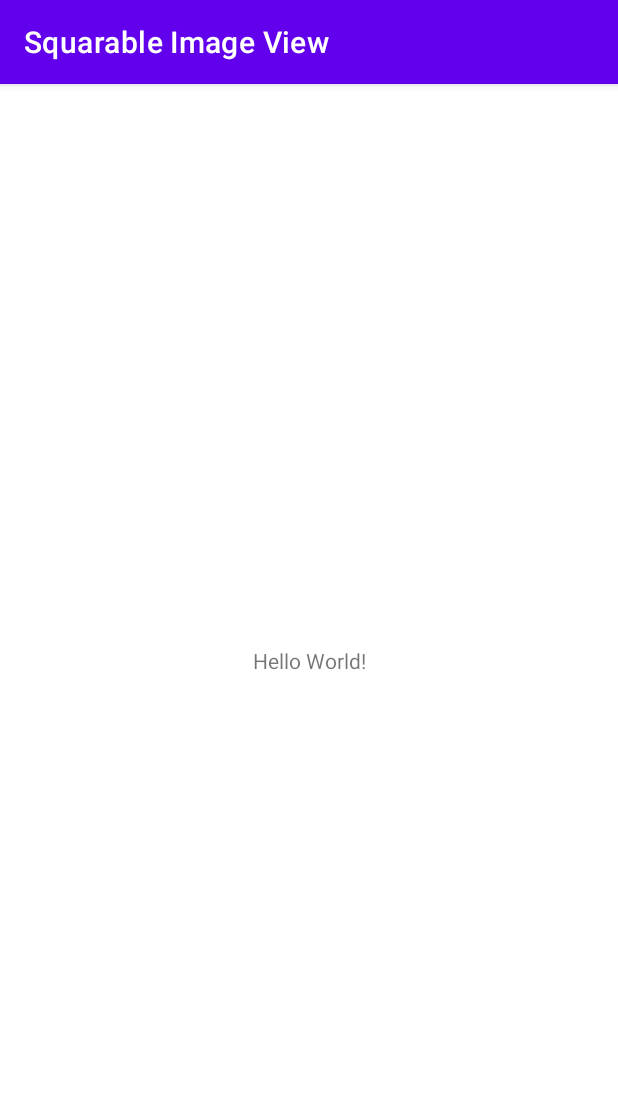
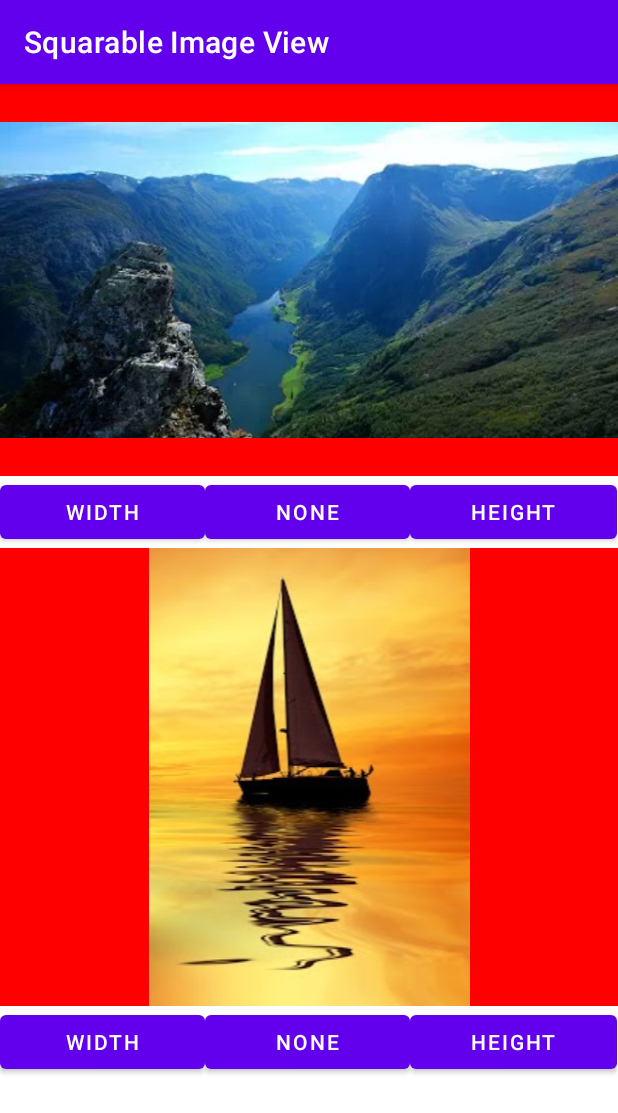
Before and after one commit to FrancescoBottino/Squarable-Image-View, an Android app: the screen it shows after launch (MainActivity), on a phone screen of 412 x 824 dp. Shown: the top 1113 px of the screen. Run offline under Robolectric (Android 15) with nearby library versions, the phone set to English and light mode, and no system bars.

Commit message:
Squaring type can now be changed programatically added (basic) sample app

```diff
--- a/SquarableImageView/build.gradle
+++ b/SquarableImageView/build.gradle
@@ -10,8 +10,8 @@ android {
     defaultConfig {
         minSdkVersion 21
         targetSdkVersion 30
-        versionCode 1
-        versionName "1.0"
+        versionCode 2
+        versionName "1.0.1"
 
         testInstrumentationRunner "androidx.test.runner.AndroidJUnitRunner"
         consumerProguardFiles "consumer-rules.pro"
--- a/SquarableImageView/src/main/java/it/francescobottino/android/squarableimageview/SquarableImageView.kt
+++ b/SquarableImageView/src/main/java/it/francescobottino/android/squarableimageview/SquarableImageView.kt
@@ -12,7 +12,14 @@ open class SquarableImageView @JvmOverloads constructor(
         NONE, WIDTH, HEIGHT
     }
 
+    private var _squareOn: SquaringType = SquaringType.NONE
     var squareOn: SquaringType
+        get() = _squareOn
+        set(value) {
+            _squareOn = value
+            requestLayout()
+            invalidate()
+        }
 
     init {
         context.theme.obtainStyledAttributes(
@@ -20,7 +27,7 @@ open class SquarableImageView @JvmOverloads constructor(
             R.styleable.SquarableImageView, defStyleAttr, 0).apply {
 
             try {
-                squareOn = SquaringType.values()[getInt(R.styleable.SquarableImageView_squareOn, 0)]
+                _squareOn = SquaringType.values()[getInt(R.styleable.SquarableImageView_squareOn, 0)]
             } finally {
                 recycle()
             }
@@ -32,14 +39,9 @@ open class SquarableImageView @JvmOverloads constructor(
         val width = measuredWidth
         val height = measuredHeight
 
-        val chosenSide = when(squareOn) {
-            SquaringType.NONE -> return
-            SquaringType.HEIGHT -> height
-            SquaringType.WIDTH -> width
-        }
+        if(_squareOn == SquaringType.NONE || width == height) return
 
-        if(width != height) {
-            setMeasuredDimension(chosenSide, chosenSide)
-        }
+        val chosenSide = if(_squareOn == SquaringType.WIDTH) width else height
+        setMeasuredDimension(chosenSide, chosenSide)
     }
 }
--- a/app/build.gradle
+++ b/app/build.gradle
@@ -11,8 +11,8 @@ android {
         applicationId "it.francescobottino.android.squarableimageview.sampleapp"
         minSdkVersion 21
         targetSdkVersion 30
-        versionCode 1
-        versionName "1.0"
+        versionCode 2
+        versionName "1.0.1"
 
         testInstrumentationRunner "androidx.test.runner.AndroidJUnitRunner"
     }
--- a/app/src/main/java/it/francescobottino/android/squarableimageview/sampleapp/MainActivity.kt
+++ b/app/src/main/java/it/francescobottino/android/squarableimageview/sampleapp/MainActivity.kt
@@ -2,10 +2,35 @@ package it.francescobottino.android.squarableimageview.sampleapp
 
 import androidx.appcompat.app.AppCompatActivity
 import android.os.Bundle
+import android.widget.Button
+import it.francescobottino.android.squarableimageview.SquarableImageView
 
 class MainActivity : AppCompatActivity() {
     override fun onCreate(savedInstanceState: Bundle?) {
         super.onCreate(savedInstanceState)
         setContentView(R.layout.activity_main)
+
+        val horImage = findViewById<SquarableImageView>(R.id.horizontal)
+        findViewById<Button>(R.id.hor_width).setOnClickListener {
+            horImage.squareOn = SquarableImageView.SquaringType.WIDTH
+        }
+        findViewById<Button>(R.id.hor_none).setOnClickListener {
+            horImage.squareOn = SquarableImageView.SquaringType.NONE
+        }
+        findViewById<Button>(R.id.hor_height).setOnClickListener {
+            horImage.squareOn = SquarableImageView.SquaringType.HEIGHT
+        }
+
+
+        val verImage = findViewById<SquarableImageView>(R.id.vertical)
+        findViewById<Button>(R.id.ver_width).setOnClickListener {
+            verImage.squareOn = SquarableImageView.SquaringType.WIDTH
+        }
+        findViewById<Button>(R.id.ver_none).setOnClickListener {
+            verImage.squareOn = SquarableImageView.SquaringType.NONE
+        }
+        findViewById<Button>(R.id.ver_height).setOnClickListener {
+            verImage.squareOn = SquarableImageView.SquaringType.HEIGHT
+        }
     }
 }
--- a/app/src/main/res/layout/activity_main.xml
+++ b/app/src/main/res/layout/activity_main.xml
@@ -1,18 +1,88 @@
 <?xml version="1.0" encoding="utf-8"?>
-<androidx.constraintlayout.widget.ConstraintLayout xmlns:android="http://schemas.android.com/apk/res/android"
+<ScrollView xmlns:android="http://schemas.android.com/apk/res/android"
     xmlns:app="http://schemas.android.com/apk/res-auto"
     xmlns:tools="http://schemas.android.com/tools"
     android:layout_width="match_parent"
     android:layout_height="match_parent"
+    android:orientation="vertical"
     tools:context=".MainActivity">
 
-    <TextView
-        android:layout_width="wrap_content"
+    <LinearLayout
+        android:layout_width="match_parent"
         android:layout_height="wrap_content"
-        android:text="Hello World!"
-        app:layout_constraintBottom_toBottomOf="parent"
-        app:layout_constraintLeft_toLeftOf="parent"
-        app:layout_constraintRight_toRightOf="parent"
-        app:layout_constraintTop_toTopOf="parent" />
+        android:gravity="center_horizontal"
+        android:orientation="vertical">
 
-</androidx.constraintlayout.widget.ConstraintLayout>
+        <it.francescobottino.android.squarableimageview.SquarableImageView
+            android:id="@+id/horizontal"
+            android:layout_width="match_parent"
+            android:layout_height="wrap_content"
+            android:background="#FF0000"
+            app:srcCompat="@drawable/nature" />
+
+        <LinearLayout
+            android:id="@+id/linearLayout"
+            android:layout_width="411dp"
+            android:layout_height="wrap_content"
+            android:orientation="horizontal">
+
+            <Button
+                android:id="@+id/hor_width"
+                android:layout_width="wrap_content"
+                android:layout_height="wrap_content"
+                android:layout_weight="1"
+                android:text="@string/width" />
+
+            <Button
+                android:id="@+id/hor_none"
+                android:layout_width="wrap_content"
+                android:layout_height="wrap_content"
+                android:layout_weight="1"
+                android:text="@string/none" />
+
+            <Button
+                android:id="@+id/hor_height"
+                android:layout_width="wrap_content"
+                android:layout_height="wrap_content"
+                android:layout_weight="1"
+                android:text="@string/height" />
+        </LinearLayout>
+
+        <it.francescobottino.android.squarableimageview.SquarableImageView
+            android:id="@+id/vertical"
+            android:layout_width="match_parent"
+            android:layout_height="wrap_content"
+            android:background="#FF0000"
+            app:srcCompat="@drawable/boat" />
+
+        <LinearLayout
+            android:id="@+id/linearLayout2"
+            android:layout_width="411dp"
+            android:layout_height="wrap_content"
+            android:orientation="horizontal">
+
+            <Button
+                android:id="@+id/ver_width"
+                android:layout_width="wrap_content"
+                android:layout_height="wrap_content"
+                android:layout_weight="1"
+                android:text="@string/width" />
+
+            <Button
+                android:id="@+id/ver_none"
+                android:layout_width="wrap_content"
+                android:layout_height="wrap_content"
+                android:layout_weight="1"
+                android:text="@string/none" />
+
+            <Button
+                android:id="@+id/ver_height"
+                android:layout_width="wrap_content"
+                android:layout_height="wrap_content"
+                android:layout_weight="1"
+                android:text="@string/height" />
+        </LinearLayout>
+
+    </LinearLayout>
+
+</ScrollView>
--- a/app/src/main/res/values/strings.xml
+++ b/app/src/main/res/values/strings.xml
@@ -1,3 +1,6 @@
 <resources>
     <string name="app_name">Squarable Image View</string>
+    <string name="width">Width</string>
+    <string name="none">None</string>
+    <string name="height">Height</string>
 </resources>
```
Also changed, not shown: app/src/main/res/drawable-v24/boat.jpg (added), app/src/main/res/drawable-v24/nature.jpg (added).
